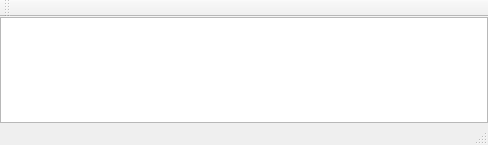
QkThings/qkdaemon_old, file ui/mainwindow.ui: the form before one commit.
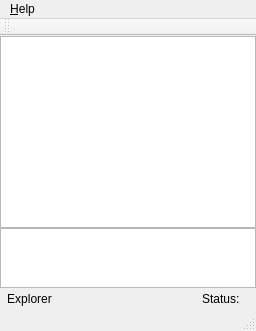
The form after the commit. Icons and pictures are not drawn. Custom widgets are drawn as their Qt base class.

Diff of the .ui file:
```diff
--- a/ui/mainwindow.ui
+++ b/ui/mainwindow.ui
@@ -2,19 +2,14 @@
 <ui version="4.0">
  <class>MainWindow</class>
  <widget class="QMainWindow" name="MainWindow">
-  <property name="geometry">
-   <rect>
-    <x>0</x>
-    <y>0</y>
-    <width>488</width>
-    <height>145</height>
-   </rect>
-  </property>
   <property name="windowTitle">
    <string>MainWindow</string>
   </property>
   <widget class="QWidget" name="centralWidget">
-   <layout class="QVBoxLayout" name="verticalLayout_5">
+   <layout class="QVBoxLayout" name="verticalLayout">
+    <property name="spacing">
+     <number>0</number>
+    </property>
     <property name="leftMargin">
      <number>0</number>
     </property>
@@ -28,7 +23,108 @@
      <number>0</number>
     </property>
     <item>
-     <widget class="QTextEdit" name="textEdit"/>
+     <widget class="ConnectionsTable" name="tableWidget">
+      <property name="editTriggers">
+       <set>QAbstractItemView::NoEditTriggers</set>
+      </property>
+      <property name="selectionMode">
+       <enum>QAbstractItemView::SingleSelection</enum>
+      </property>
+      <property name="selectionBehavior">
+       <enum>QAbstractItemView::SelectRows</enum>
+      </property>
+      <property name="showGrid">
+       <bool>false</bool>
+      </property>
+      <attribute name="horizontalHeaderVisible">
+       <bool>false</bool>
+      </attribute>
+      <attribute name="verticalHeaderVisible">
+       <bool>false</bool>
+      </attribute>
+      <attribute name="verticalHeaderDefaultSectionSize">
+       <number>20</number>
+      </attribute>
+     </widget>
+    </item>
+    <item>
+     <widget class="QTextEdit" name="textEdit">
+      <property name="minimumSize">
+       <size>
+        <width>0</width>
+        <height>60</height>
+       </size>
+      </property>
+      <property name="maximumSize">
+       <size>
+        <width>16777215</width>
+        <height>60</height>
+       </size>
+      </property>
+      <property name="undoRedoEnabled">
+       <bool>false</bool>
+      </property>
+      <property name="lineWrapMode">
+       <enum>QTextEdit::NoWrap</enum>
+      </property>
+      <property name="readOnly">
+       <bool>true</bool>
+      </property>
+     </widget>
+    </item>
+    <item>
+     <layout class="QHBoxLayout" name="horizontalLayout">
+      <item>
+       <widget class="QToolButton" name="showExplorer_toolButton">
+        <property name="toolTip">
+         <string>Explorer</string>
+        </property>
+        <property name="text">
+         <string>Explorer</string>
+        </property>
+        <property name="icon">
+         <iconset resource="../shared/icons/icons.qrc">
+          <normaloff>:/icons/explorer.png</normaloff>:/icons/explorer.png</iconset>
+        </property>
+        <property name="popupMode">
+         <enum>QToolButton::DelayedPopup</enum>
+        </property>
+        <property name="autoRaise">
+         <bool>true</bool>
+        </property>
+       </widget>
+      </item>
+      <item>
+       <spacer name="horizontalSpacer">
+        <property name="orientation">
+         <enum>Qt::Horizontal</enum>
+        </property>
+        <property name="sizeHint" stdset="0">
+         <size>
+          <width>40</width>
+          <height>20</height>
+         </size>
+        </property>
+       </spacer>
+      </item>
+      <item>
+       <widget class="QLabel" name="label">
+        <property name="text">
+         <string>Status: </string>
+        </property>
+       </widget>
+      </item>
+      <item>
+       <widget class="QLabel" name="status_icon">
+        <property name="text">
+         <string/>
+        </property>
+        <property name="pixmap">
+         <pixmap resource="../shared/icons/icons.qrc">:/icons/off_icon&amp;24.png</pixmap>
+        </property>
+       </widget>
+      </item>
+     </layout>
     </item>
    </layout>
   </widget>
@@ -37,22 +133,37 @@
     <rect>
      <x>0</x>
      <y>0</y>
-     <width>488</width>
-     <height>20</height>
+     <width>246</width>
+     <height>24</height>
     </rect>
    </property>
+   <widget class="QMenu" name="menu_Help">
+    <property name="title">
+     <string>&amp;Help</string>
+    </property>
+   </widget>
+   <addaction name="menu_Help"/>
   </widget>
   <widget class="QToolBar" name="mainToolBar">
    <attribute name="toolBarArea">
     <enum>TopToolBarArea</enum>
    </attribute>
    <attribute name="toolBarBreak">
-    <bool>true</bool>
+    <bool>false</bool>
    </attribute>
   </widget>
   <widget class="QStatusBar" name="statusBar"/>
  </widget>
  <layoutdefault spacing="6" margin="11"/>
- <resources/>
+ <customwidgets>
+  <customwidget>
+   <class>ConnectionsTable</class>
+   <extends>QTableWidget</extends>
+   <header>connectionstable.h</header>
+  </customwidget>
+ </customwidgets>
+ <resources>
+  <include location="../shared/icons/icons.qrc"/>
+ </resources>
  <connections/>
 </ui>
```
